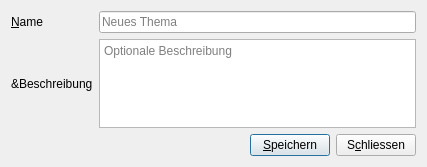
hochstibe/fingertraining, file speck_weg/ui/dialog_training_theme.ui: the form before one commit.
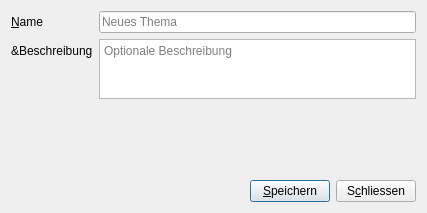
The form after the commit.

Patch:
```diff
--- a/speck_weg/ui/dialog_training_theme.ui
+++ b/speck_weg/ui/dialog_training_theme.ui
@@ -10,7 +10,7 @@
     <x>0</x>
     <y>0</y>
     <width>427</width>
-    <height>167</height>
+    <height>213</height>
    </rect>
   </property>
   <property name="windowTitle">
@@ -18,7 +18,7 @@
   </property>
   <layout class="QVBoxLayout" name="verticalLayout">
    <item>
-    <layout class="QGridLayout" name="gridLayout">
+    <layout class="QFormLayout" name="formLayout">
      <item row="0" column="0">
       <widget class="QLabel" name="label_name">
        <property name="text">
@@ -54,6 +54,15 @@
      </item>
      <item row="1" column="1">
       <widget class="QTextEdit" name="textEdit_description">
+       <property name="maximumSize">
+        <size>
+         <width>16777215</width>
+         <height>60</height>
+        </size>
+       </property>
+       <property name="tabChangesFocus">
+        <bool>true</bool>
+       </property>
        <property name="placeholderText">
         <string>Optionale Beschreibung</string>
        </property>
```
